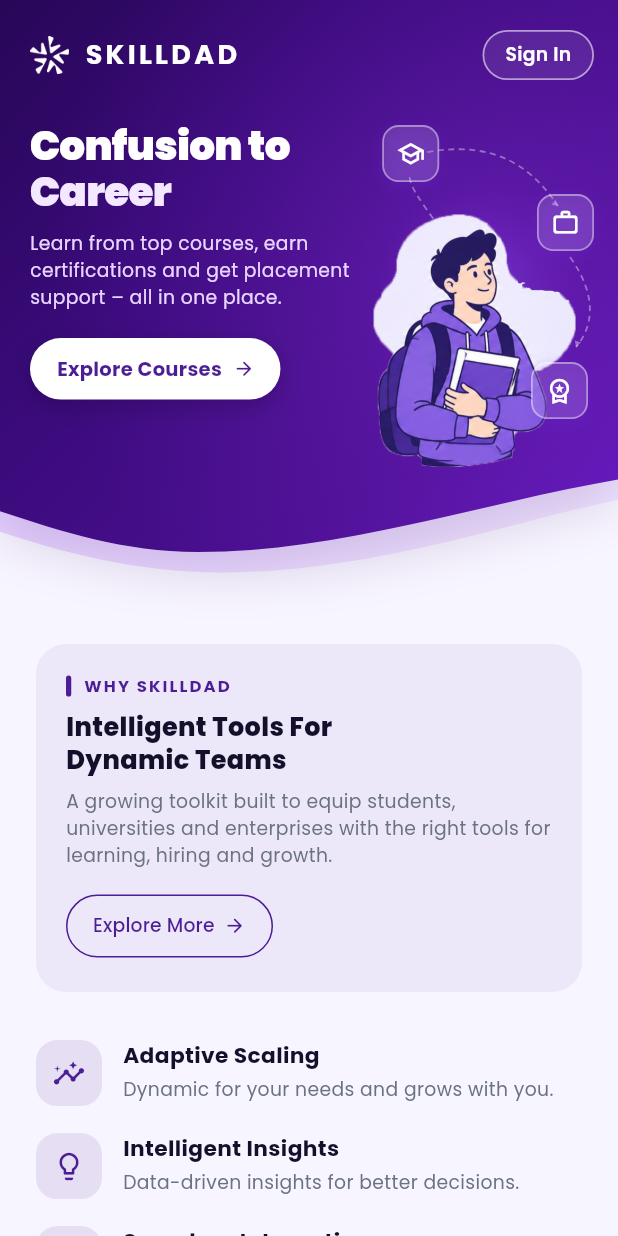
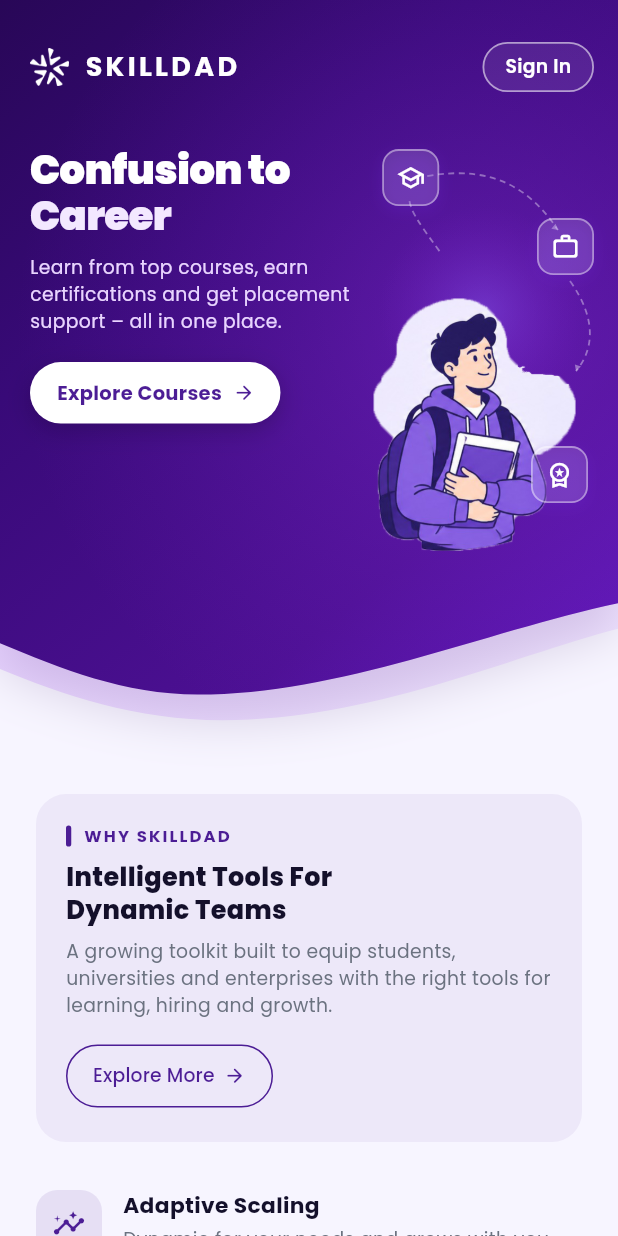
Before and after one commit to prohostix12/skilldad-mobile, a Flutter app: the screen it shows after launch, on a phone screen of 412 x 824 dp. Run offline on Flutter 3.47's test engine with Material 3 defaults, Android fonts, the light colour scheme and no system bars; our stand-ins replace google_fonts, image_picker, share_plus, shared_preferences, web, webview_flutter and 1 more; missing offline and left inert: dart:js_interop, dart:ui_web; accounts and stored records are empty; network calls fail.

Commit message:
style(home): significantly increase purple hero header height to 120 bottom padding and 270 graphic height

```diff
--- a/lib/screens/home_screen.dart
+++ b/lib/screens/home_screen.dart
@@ -218,7 +218,7 @@
     return CustomPaint(
       painter: const _HeaderWavePainter(),
       child: Padding(
-        padding: EdgeInsets.fromLTRB(20, topInset + 20, 16, 76),
+        padding: EdgeInsets.fromLTRB(20, topInset + 28, 16, 120),
         child: Column(
           mainAxisSize: MainAxisSize.min,
           crossAxisAlignment: CrossAxisAlignment.start,
@@ -228,7 +228,7 @@
               onSignIn: onSignIn,
               onSignOut: onSignOut,
             ),
-            const SizedBox(height: 28),
+            const SizedBox(height: 36),
             _HeroContent(
               isSignedIn: isSignedIn,
               onExploreCourses: onExploreCourses,
@@ -584,7 +584,7 @@
   @override
   Widget build(BuildContext context) {
     return SizedBox(
-      height: 230,
+      height: 270,
       child: Stack(
         clipBehavior: Clip.none,
         children: [
```
